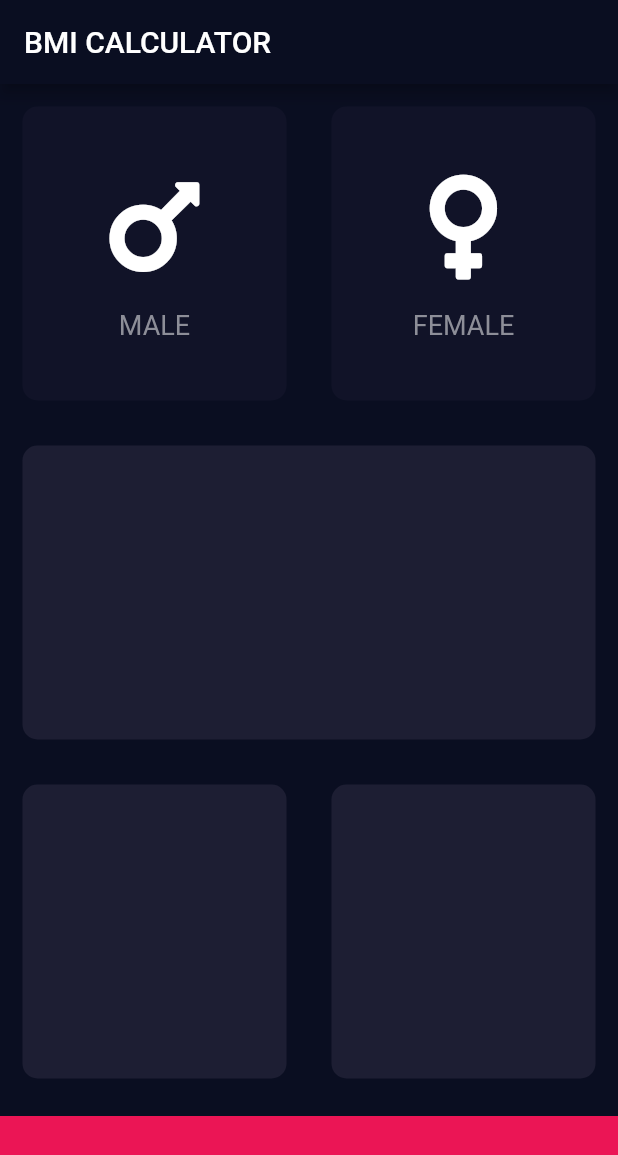
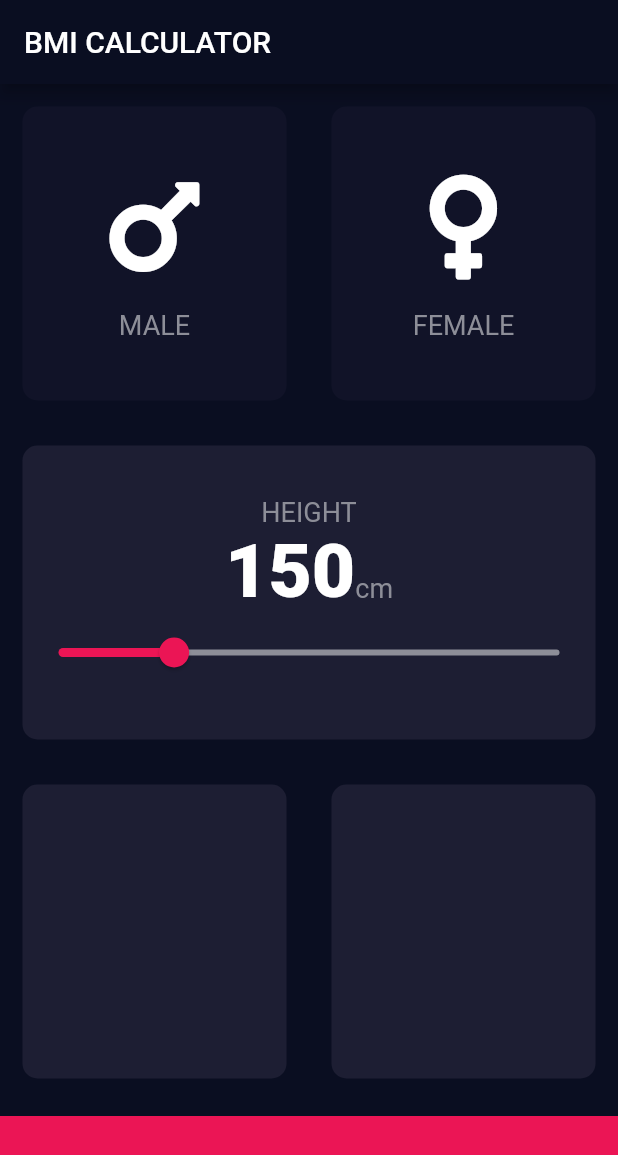
Before and after one commit to timohtey/BMICalculator-Flutter, a Flutter app: the screen it shows after launch, on a phone screen of 412 x 824 dp. Shown: the top 1155 px of the screen. Run offline on Flutter 3.47's test engine with Material 2 defaults, Android fonts, the phone set to English and light mode, and no system bars; our stand-ins replace font_awesome_flutter.

Commit message:
feat(inputPage): added Slider widget

```diff
--- /dev/null
+++ b/lib/constants.dart
@@ -0,0 +1,16 @@
+import 'package:flutter/material.dart';
+
+const cBottomContainerHeight = 80.0;
+const cActiveCardColor = Color(0xFF1D1E33);
+const cInactiveCardColor = Color(0xFF111328);
+const cBottomContainerColor = Color(0xFFEB1555);
+
+const cLabelTextStyle = TextStyle(
+  fontSize: 18.0,
+  color: Color(0xFF8D8E98),
+);
+
+const cNumberTextStyle = TextStyle(
+  fontSize: 50.0,
+  fontWeight: FontWeight.w900,
+);
--- a/lib/iconWithText.dart
+++ b/lib/iconWithText.dart
@@ -1,9 +1,5 @@
 import 'package:flutter/material.dart';
-
-const labelTextStyle = TextStyle(
-  fontSize: 18.0,
-  color: Color(0xFF8D8E98),
-);
+import 'constants.dart';
 
 class IconWithText extends StatelessWidget {
   final IconData iconData;
@@ -25,7 +21,7 @@ class IconWithText extends StatelessWidget {
         ),
         Text(
           text,
-          style: labelTextStyle,
+          style: cLabelTextStyle,
         )
       ],
     );
--- a/lib/inputPage.dart
+++ b/lib/inputPage.dart
@@ -1,15 +1,14 @@
 import 'package:bmi_calculator/reusableCard.dart';
 import 'package:flutter/cupertino.dart';
-import 'package:flutter/foundation.dart';
 import 'package:flutter/material.dart';
 import 'package:font_awesome_flutter/font_awesome_flutter.dart';
 import 'iconWithText.dart';
+import 'constants.dart';
 
-const bottomContainerHeight = 80.0;
-const activeCardColor = Color(0xFF1D1E33);
-const inactiveCardColor = Color(0xFF111328);
-const bottomContainerColor = Color(0xFFEB1555);
-enum Gender { male, female }
+enum Gender {
+  male,
+  female,
+}
 
 class InputPage extends StatefulWidget {
   @override
@@ -18,6 +17,7 @@ class InputPage extends StatefulWidget {
 
 class _InputPageState extends State<InputPage> {
   Gender selectedGender;
+  int height = 150;
 
   @override
   Widget build(BuildContext context) {
@@ -26,6 +26,7 @@ class _InputPageState extends State<InputPage> {
         title: Text('BMI CALCULATOR'),
       ),
       body: Column(
+        crossAxisAlignment: CrossAxisAlignment.stretch,
         children: <Widget>[
           Expanded(
             child: Row(
@@ -38,8 +39,8 @@ class _InputPageState extends State<InputPage> {
                       });
                     },
                     color: selectedGender == Gender.male
-                        ? activeCardColor
-                        : inactiveCardColor,
+                        ? cActiveCardColor
+                        : cInactiveCardColor,
                     cardChild: IconWithText(
                       iconData: FontAwesomeIcons.mars,
                       text: 'MALE',
@@ -54,8 +55,8 @@ class _InputPageState extends State<InputPage> {
                       });
                     },
                     color: selectedGender == Gender.female
-                        ? activeCardColor
-                        : inactiveCardColor,
+                        ? cActiveCardColor
+                        : cInactiveCardColor,
                     cardChild: IconWithText(
                       iconData: FontAwesomeIcons.venus,
                       text: 'FEMALE',
@@ -67,7 +68,43 @@ class _InputPageState extends State<InputPage> {
           ),
           Expanded(
             child: ReusableCard(
-              color: activeCardColor,
+              color: cActiveCardColor,
+              cardChild: Column(
+                mainAxisAlignment: MainAxisAlignment.center,
+                children: <Widget>[
+                  Text(
+                    'HEIGHT',
+                    style: cLabelTextStyle,
+                  ),
+                  Row(
+                    mainAxisAlignment: MainAxisAlignment.center,
+                    crossAxisAlignment: CrossAxisAlignment.baseline,
+                    textBaseline: TextBaseline.alphabetic,
+                    children: <Widget>[
+                      Text(
+                        '$height',
+                        style: cNumberTextStyle,
+                      ),
+                      Text(
+                        'cm',
+                        style: cLabelTextStyle,
+                      ),
+                    ],
+                  ),
+                  Slider(
+                    min: 120.0,
+                    max: 250.0,
+                    value: height.toDouble(),
+                    activeColor: cBottomContainerColor,
+                    inactiveColor: Color(0xFF8D8E98),
+                    onChanged: (double changedValue) {
+                      setState(() {
+                        height = changedValue.round();
+                      });
+                    },
+                  )
+                ],
+              ),
             ),
           ),
           Expanded(
@@ -75,22 +112,22 @@ class _InputPageState extends State<InputPage> {
               children: <Widget>[
                 Expanded(
                   child: ReusableCard(
-                    color: activeCardColor,
+                    color: cActiveCardColor,
                   ),
                 ),
                 Expanded(
                   child: ReusableCard(
-                    color: activeCardColor,
+                    color: cActiveCardColor,
                   ),
                 ),
               ],
             ),
           ),
           Container(
-            color: bottomContainerColor,
+            color: cBottomContainerColor,
             margin: EdgeInsets.only(top: 10.0),
             width: double.infinity,
-            height: bottomContainerHeight,
+            height: cBottomContainerHeight,
           )
         ],
       ),
```
